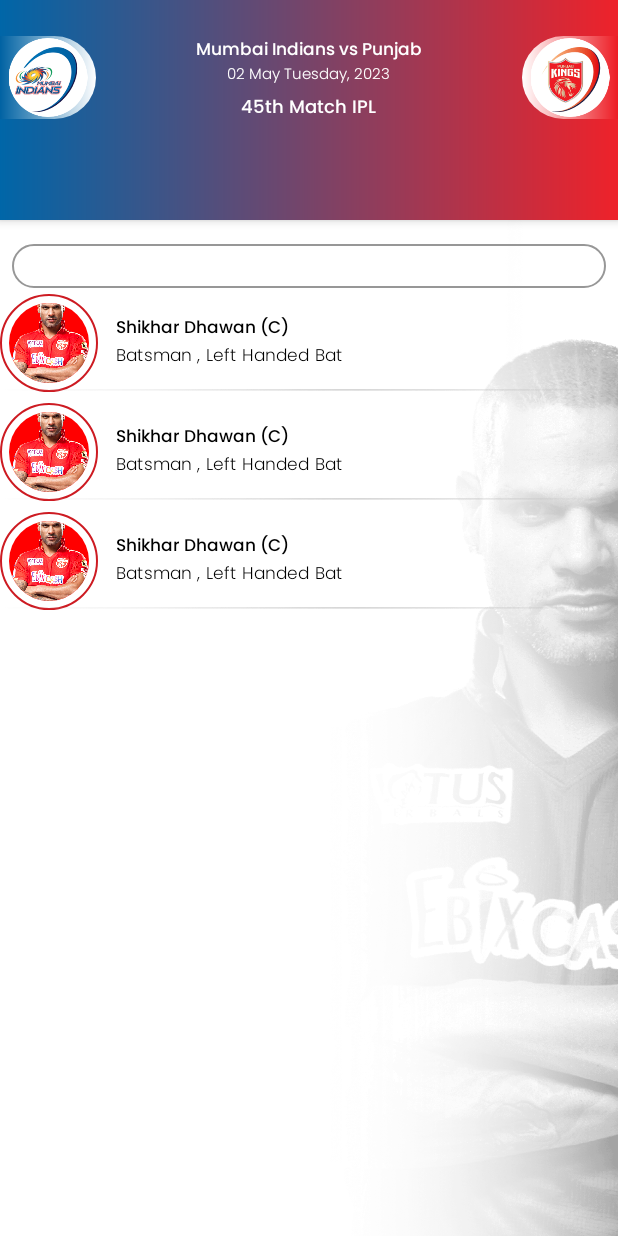
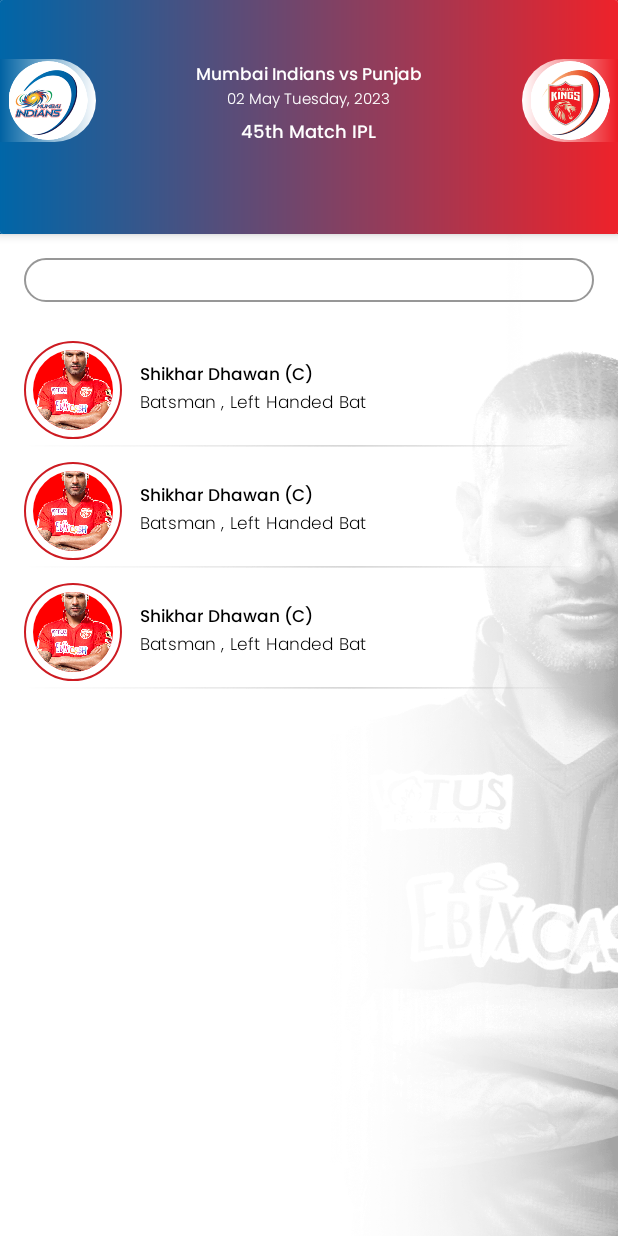
Before and after one commit to MesumAli2/CricApp, an Android app: the layout activity_team.xml on its own in the app's theme, with its tools: preview values and no code run, on a phone screen of 412 x 824 dp. Run offline under Robolectric (Android 15) with nearby library versions, the phone set to English and light mode, and no system bars.

Commit message:
ui updates 6

```diff
--- /dev/null
+++ b/app/src/main/res/drawable/baseline_headphones_24.xml
@@ -0,0 +1,5 @@
+<vector android:height="24dp" android:tint="#000000"
+    android:viewportHeight="24" android:viewportWidth="24"
+    android:width="24dp" xmlns:android="http://schemas.android.com/apk/res/android">
+    <path android:fillColor="@android:color/white" android:pathData="M12,3c-4.97,0 -9,4.03 -9,9v7c0,1.1 0.9,2 2,2h4v-8H5v-1c0,-3.87 3.13,-7 7,-7s7,3.13 7,7v1h-4v8h4c1.1,0 2,-0.9 2,-2v-7C21,7.03 16.97,3 12,3z"/>
+</vector>
--- a/app/src/main/res/layout/activity_team.xml
+++ b/app/src/main/res/layout/activity_team.xml
@@ -5,19 +5,30 @@
     xmlns:app="http://schemas.android.com/apk/res-auto"
     xmlns:tools="http://schemas.android.com/tools"
     android:layout_width="match_parent"
+    android:theme="@style/BlitzThem"
     android:layout_height="match_parent"
     tools:context=".TeamActivity">
 
     <com.google.android.material.appbar.AppBarLayout
         android:id="@+id/appbarll"
         android:layout_width="match_parent"
-        android:layout_height="146.5dp"
-
+        android:layout_height="156dp"
         android:background="@drawable/maintabback"
         android:theme="@style/Theme.Blitzcric.AppBarOverlay"
         app:layout_constraintStart_toStartOf="parent"
         app:layout_constraintTop_toTopOf="parent">
 
+        <androidx.cardview.widget.CardView
+            android:layout_width="match_parent"
+            app:cardElevation="5dp"
+
+            android:layout_height="match_parent">
+
+            <ImageView
+                android:layout_width="match_parent"
+                android:layout_height="match_parent"
+                android:background="@drawable/maintabback"
+                />
 
         <androidx.constraintlayout.widget.ConstraintLayout
             android:layout_width="match_parent"
@@ -27,7 +38,7 @@
                 android:id="@+id/country_img_pak"
                 android:layout_width="64dp"
                 android:layout_height="55dp"
-                android:layout_marginTop="4dp"
+                android:layout_marginTop="25dp"
                 android:background="@drawable/mminidanback"
                 android:paddingTop="1.5dp"
                 android:paddingBottom="1.5dp"
@@ -40,7 +51,7 @@
             <LinearLayout
                 android:layout_width="wrap_content"
                 android:layout_height="wrap_content"
-                android:layout_marginTop="8dp"
+                android:layout_marginTop="32dp"
                 android:orientation="vertical"
                 app:layout_constraintBottom_toTopOf="@+id/tabs"
                 app:layout_constraintEnd_toStartOf="@+id/country_img_newz"
@@ -87,7 +98,7 @@
                 android:id="@+id/country_img_newz"
                 android:layout_width="64dp"
                 android:layout_height="55dp"
-                android:layout_marginTop="4dp"
+                android:layout_marginTop="25dp"
                 android:background="@drawable/pubjabback"
                 android:paddingTop="1.5dp"
                 android:paddingBottom="1.5dp"
@@ -114,6 +125,8 @@
                 app:tabTextColor="#80000000" />
 
         </androidx.constraintlayout.widget.ConstraintLayout>
+        </androidx.cardview.widget.CardView>
+
 
     </com.google.android.material.appbar.AppBarLayout>
 
@@ -138,7 +151,7 @@ android:background="@drawable/mainscreenback"
             android:id="@+id/tabLayout1"
             android:layout_width="match_parent"
             android:layout_height="29dp"
-            android:layout_marginHorizontal="8dp"
+            android:layout_marginHorizontal="16dp"
             android:layout_marginTop="16dp"
             android:background="@drawable/tab_corner_big"
             app:layout_constraintEnd_toEndOf="parent"
@@ -163,6 +176,9 @@ app:tabTextAppearance="@style/MyCustomTextAppearanceSelectedmain"
             android:id="@+id/rv_main"
             android:layout_width="match_parent"
             android:layout_height="0dp"
+            android:layout_marginTop="18dp"
+            android:layout_marginHorizontal="16dp"
+
             app:layout_constraintBottom_toBottomOf="parent"
             app:layout_constraintStart_toStartOf="parent"
             tools:listitem="@layout/rv_item"
--- a/app/src/main/res/layout/rv_item.xml
+++ b/app/src/main/res/layout/rv_item.xml
@@ -39,7 +39,6 @@
             android:layout_width="53.6dp"
             android:layout_height="53.6dp"
             android:layout_gravity="center_horizontal|center_vertical"
-
             android:src="@drawable/rohitsharma"
             />
 
@@ -89,8 +88,8 @@
         android:id="@+id/viewdn"
         android:layout_width="match_parent"
         android:layout_height="1dp"
-        android:layout_marginTop="12dp"
-        android:layout_marginBottom="4dp"
+        android:layout_marginTop="18dp"
+        android:layout_marginBottom="2dp"
         android:background="@drawable/linemain"
         app:layout_constraintBottom_toBottomOf="parent"
         app:layout_constraintTop_toBottomOf="@+id/linearLayout" />
--- a/app/src/main/res/values/themes.xml
+++ b/app/src/main/res/values/themes.xml
@@ -45,4 +45,20 @@
         <item name="fontFamily">@font/poppins_semibold</item>
         <item name="android:fontFamily">@font/poppins_semibold</item>
     </style>
+
+    <style name="BlitzThem" parent="Theme.MaterialComponents.DayNight.NoActionBar">
+        <!-- Primary brand color. -->
+        <item name="colorPrimary">@color/purple_500</item>
+        <item name="colorPrimaryVariant">@color/purple_700</item>
+        <item name="colorOnPrimary">@color/white</item>
+        <!-- Secondary brand color. -->
+        <item name="colorSecondary">@color/teal_200</item>
+        <item name="colorSecondaryVariant">@color/teal_700</item>
+        <item name="colorOnSecondary">@color/black</item>
+        <!-- Status bar color. -->
+
+        <item name="android:statusBarColor">@drawable/maintabback</item>
+        <!-- Customize your theme here. -->
+    </style>
+
 </resources>
```
Also changed, not shown: app/src/main/java/com/mesum/blitzcric/PlayerAdapter.kt (+31 -2 lines), app/src/main/java/com/mesum/blitzcric/TeamActivity.kt (+8 -1 lines).
